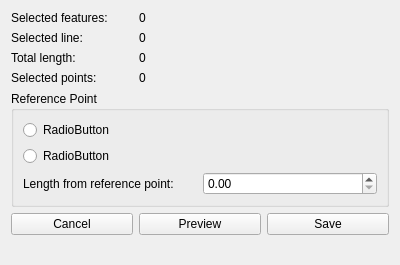
Qt form ui/geometry/ui_join_points.ui (gltn/stdm) before a commit.
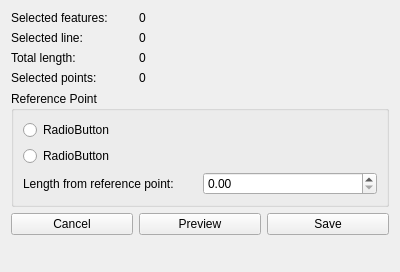
The same form after that commit.

What changed in the file:
```diff
--- a/ui/geometry/ui_join_points.ui
+++ b/ui/geometry/ui_join_points.ui
@@ -7,7 +7,7 @@
     <x>0</x>
     <y>0</y>
     <width>400</width>
-    <height>265</height>
+    <height>272</height>
    </rect>
   </property>
   <property name="windowTitle">
```
Left out of the diff: 10 changed lines with no effect on the pictures.
